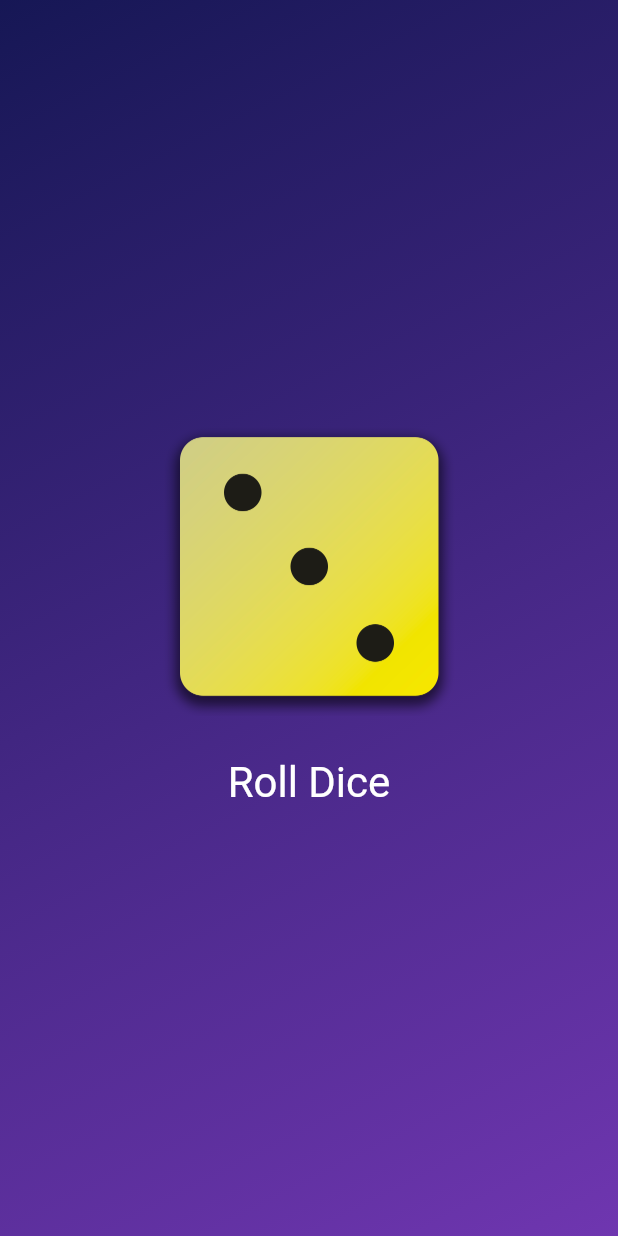
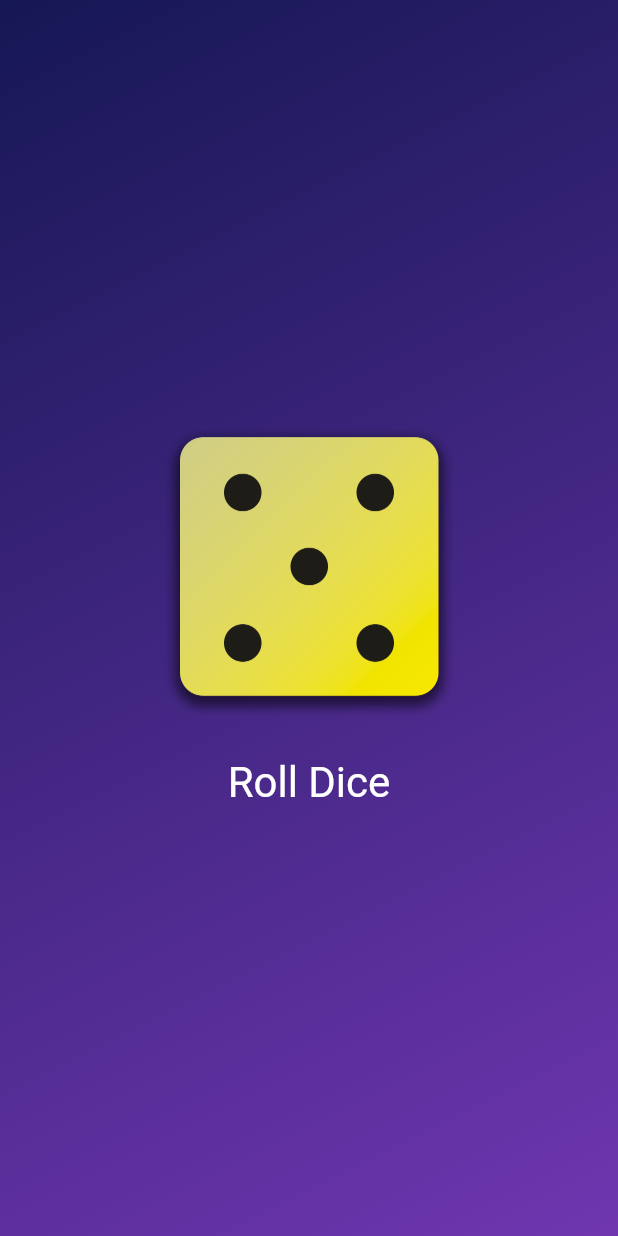
Before and after one commit to Emmanuelmyk/RollingDice, a Flutter app: the screen it shows after launch, after a tap on "Roll Dice", on a phone screen of 412 x 824 dp. Run offline on Flutter 3.47's test engine with Material 3 defaults, Android fonts, the phone set to English and light mode, and no system bars.

Commit message:
final update

```diff
--- a/lib/dice_roller.dart
+++ b/lib/dice_roller.dart
@@ -1,4 +1,7 @@
+import 'dart:math';
 import 'package:flutter/material.dart';
+
+final randomizer = Random();
 
 class DiceRoller extends StatefulWidget {
   const DiceRoller({super.key});
@@ -9,11 +12,12 @@ class DiceRoller extends StatefulWidget {
 }
 
 class _DiceRollerState extends State<DiceRoller> {
-  var activeDiceImage = 'assets/images/dice-6.png';
+  var currentDiceRoll = 2;
+
   void rollDice() {
     setState(
       () {
-        activeDiceImage = 'assets/images/dice-3.png';
+        currentDiceRoll = randomizer.nextInt(6) + 1;
       },
     );
   }
@@ -24,7 +28,7 @@ class _DiceRollerState extends State<DiceRoller> {
       mainAxisSize: MainAxisSize.min,
       children: [
         Image.asset(
-          activeDiceImage,
+          'assets/images/dice-$currentDiceRoll.png',
           width: 200,
         ),
         const SizedBox(
```
